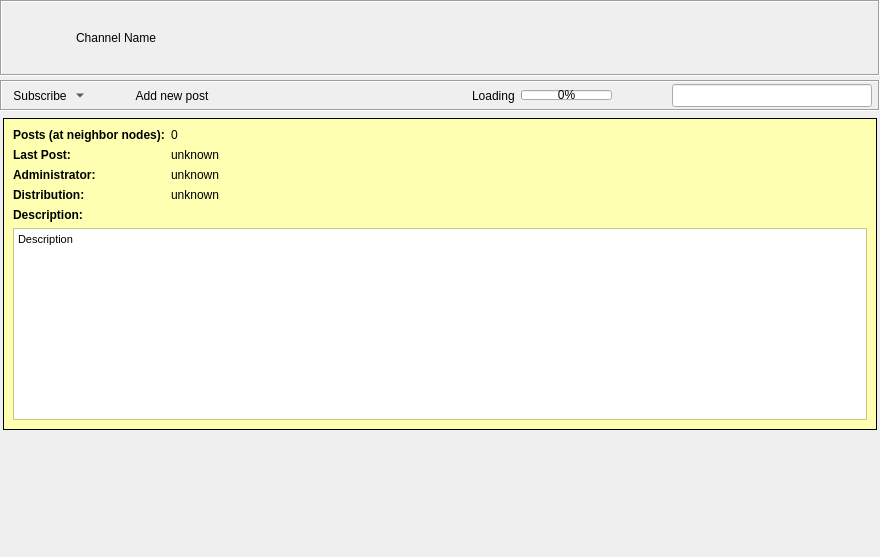
The window that retroshare-gui/src/gui/gxschannels/GxsChannelPostsWidget.ui (RetroShare/RetroShare) describes before a commit, drawn with Qt 5.
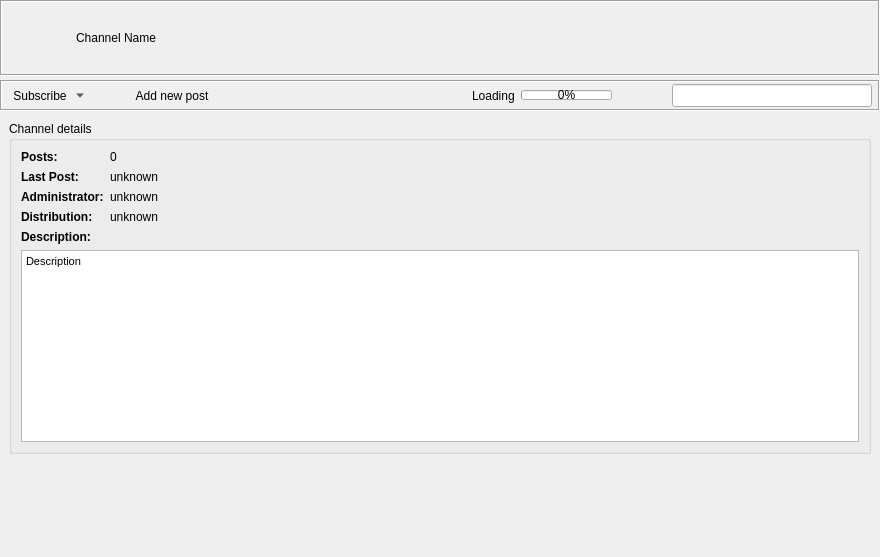
The same window after the commit. Icons and pictures are not drawn. Custom widgets are drawn as their Qt base class.

Commit message:
Added infoframe for Posted List Widget
* Added infoframe for Posted List Widget
* Fixed channels infoframe look both same

Patch:
```diff
--- a/retroshare-gui/src/gui/gxschannels/GxsChannelPostsWidget.ui
+++ b/retroshare-gui/src/gui/gxschannels/GxsChannelPostsWidget.ui
@@ -316,7 +316,7 @@
        <number>3</number>
       </property>
       <property name="topMargin">
-       <number>3</number>
+       <number>0</number>
       </property>
       <property name="rightMargin">
        <number>3</number>
@@ -326,82 +326,46 @@
       </property>
       <item>
        <widget class="QFrame" name="infoFrame">
-        <property name="palette">
-         <palette>
-          <active>
-           <colorrole role="Base">
-            <brush brushstyle="SolidPattern">
-             <color alpha="255">
-              <red>255</red>
-              <green>255</green>
-              <blue>255</blue>
-             </color>
-            </brush>
-           </colorrole>
-           <colorrole role="Window">
-            <brush brushstyle="SolidPattern">
-             <color alpha="255">
-              <red>255</red>
-              <green>255</green>
-              <blue>178</blue>
-             </color>
-            </brush>
-           </colorrole>
-          </active>
-          <inactive>
-           <colorrole role="Base">
-            <brush brushstyle="SolidPattern">
-             <color alpha="255">
-              <red>255</red>
-              <green>255</green>
-              <blue>255</blue>
-             </color>
-            </brush>
-           </colorrole>
-           <colorrole role="Window">
-            <brush brushstyle="SolidPattern">
-             <color alpha="255">
-              <red>255</red>
-              <green>255</green>
-              <blue>178</blue>
-             </color>
-            </brush>
-           </colorrole>
-          </inactive>
-          <disabled>
-           <colorrole role="Base">
-            <brush brushstyle="SolidPattern">
-             <color alpha="255">
-              <red>255</red>
-              <green>255</green>
-              <blue>178</blue>
-             </color>
-            </brush>
-           </colorrole>
-           <colorrole role="Window">
-            <brush brushstyle="SolidPattern">
-             <color alpha="255">
-              <red>255</red>
-              <green>255</green>
-              <blue>178</blue>
-             </color>
-            </brush>
-           </colorrole>
-          </disabled>
-         </palette>
-        </property>
         <property name="autoFillBackground">
-         <bool>true</bool>
+         <bool>false</bool>
         </property>
         <property name="frameShape">
-         <enum>QFrame::Box</enum>
+         <enum>QFrame::NoFrame</enum>
         </property>
         <property name="frameShadow">
          <enum>QFrame::Plain</enum>
         </property>
         <layout class="QGridLayout" name="gridLayout_2">
+         <property name="leftMargin">
+          <number>6</number>
+         </property>
+         <property name="topMargin">
+          <number>6</number>
+         </property>
+         <property name="rightMargin">
+          <number>6</number>
+         </property>
+         <property name="bottomMargin">
+          <number>6</number>
+         </property>
          <item row="0" column="0">
+          <widget class="QGroupBox" name="groupBox">
+           <property name="title">
+            <string>Channel details</string>
+           </property>
           <layout class="QGridLayout" name="gridLayout">
+            <property name="leftMargin">
+             <number>9</number>
+            </property>
+            <property name="topMargin">
+             <number>9</number>
+            </property>
+            <property name="rightMargin">
+             <number>9</number>
+            </property>
+            <property name="bottomMargin">
+             <number>9</number>
+            </property>
            <item row="2" column="0">
             <widget class="QLabel" name="label">
              <property name="font">
@@ -430,7 +394,7 @@
               </font>
              </property>
              <property name="text">
-              <string>Posts (at neighbor nodes):</string>
+               <string>Posts:</string>
              </property>
             </widget>
            </item>
@@ -531,6 +495,7 @@
             </widget>
            </item>
           </layout>
+          </widget>
          </item>
         </layout>
        </widget>
```
Lines whose indentation alone changed are shown as unchanged. The commit also changes 3 other files.
